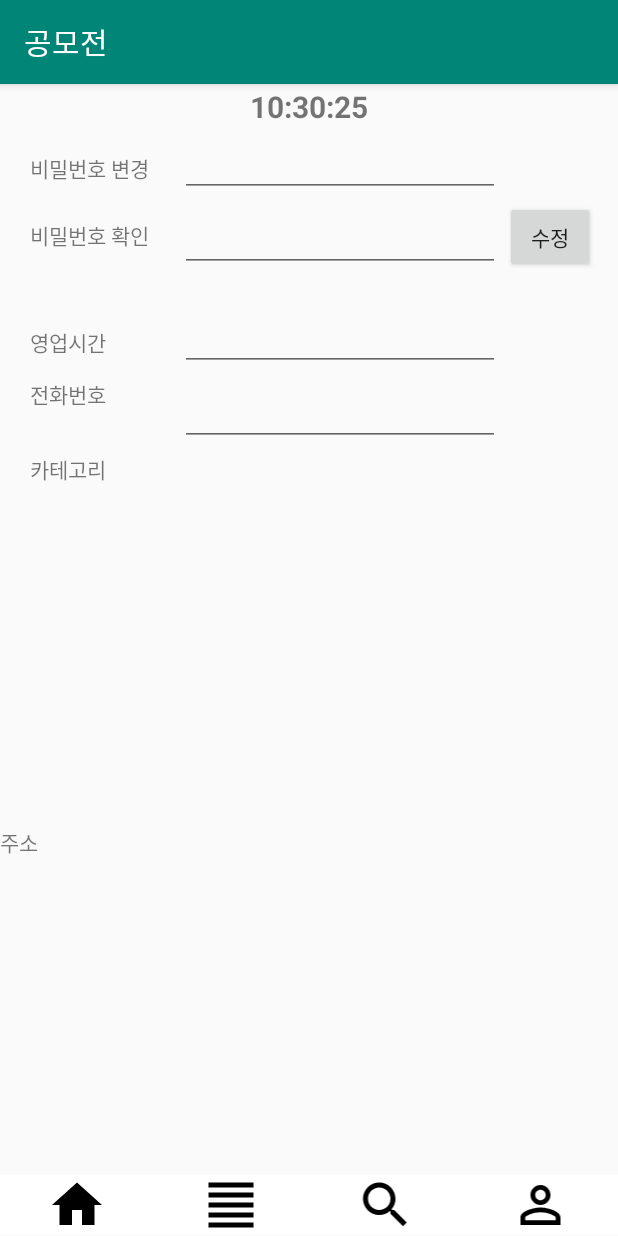
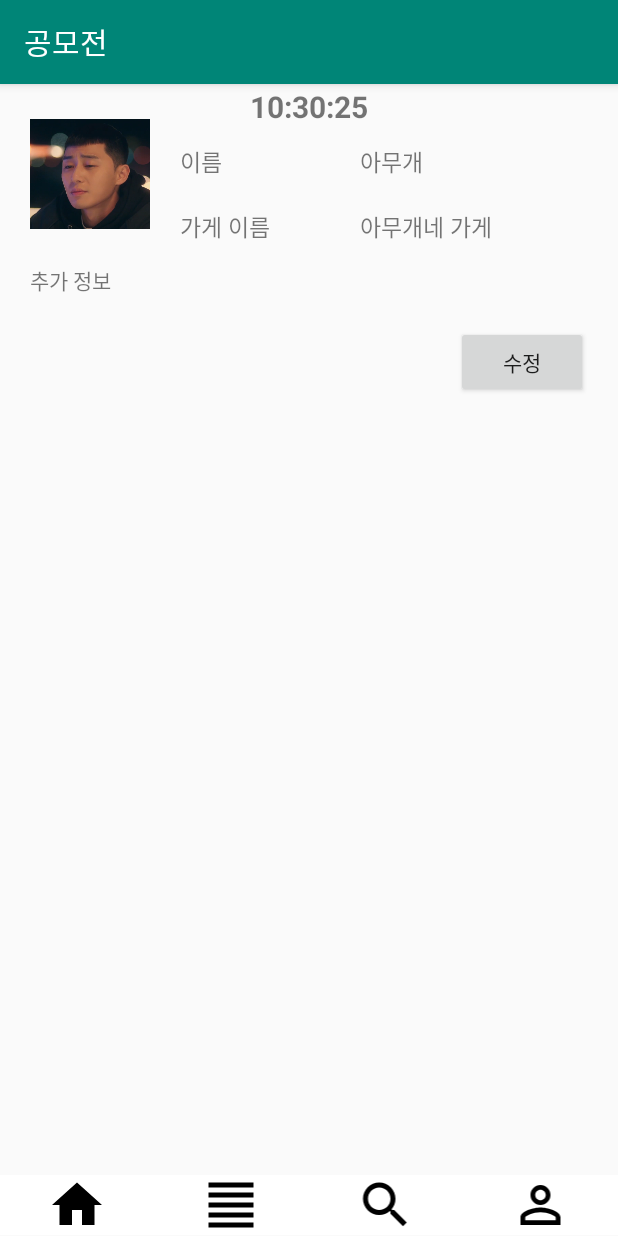
Before and after one commit to VanSubstance/projectTemp, an Android app: the fragment sellerUIInfo placed in its activity, on a phone screen of 412 x 824 dp. Run offline under Robolectric (Android 15) with nearby library versions, the phone set to English and light mode, and no system bars.

Commit message:
판매자 UI 구성
- 판매자 개인정보 UI 수정
- 판매자 개인정보 열람 / 수정 UI 분리
- 창 이동 버튼 기능 활성화

```diff
--- a/app/src/main/java/com/example/contest/sellerUIHome.kt
+++ b/app/src/main/java/com/example/contest/sellerUIHome.kt
@@ -27,7 +27,7 @@ class sellerUIHome : Fragment() {
         val view = inflater.inflate(R.layout.seller_ui_home, container, false)
 
         view.enrollProduct.setOnClickListener {
-            (activity as sellerUIMain).setSellerFrag(11)
+            (activity as sellerUIMain).setSellerFrag(12)
         }
 
         return view
--- a/app/src/main/java/com/example/contest/sellerUIInfo.kt
+++ b/app/src/main/java/com/example/contest/sellerUIInfo.kt
@@ -5,15 +5,16 @@ import android.view.LayoutInflater
 import android.view.View
 import android.view.ViewGroup
 import androidx.fragment.app.Fragment
+import kotlinx.android.synthetic.main.seller_ui_info.view.*
 
 class sellerUIInfo : Fragment() {
 
     override fun onCreateView(inflater: LayoutInflater,container: ViewGroup?,savedInstanceState: Bundle?): View? {
         val view = inflater.inflate(R.layout.seller_ui_info, container, false)
-
-
-
-
+        view.imageUser.setImageResource(R.drawable.test)
+        view.buttonSellerInfoModify.setOnClickListener {
+            (activity as sellerUIMain).setSellerFrag(42)
+        }
         return view
     }
 }
--- a/app/src/main/res/layout/seller_ui_info.xml
+++ b/app/src/main/res/layout/seller_ui_info.xml
@@ -1,121 +1,87 @@
 <?xml version="1.0" encoding="utf-8"?>
-<LinearLayout xmlns:android="http://schemas.android.com/apk/res/android"
+<androidx.constraintlayout.widget.ConstraintLayout
+    xmlns:android="http://schemas.android.com/apk/res/android"
+    xmlns:app="http://schemas.android.com/apk/res-auto"
     xmlns:tools="http://schemas.android.com/tools"
-    android:orientation="vertical"
     android:layout_width="match_parent"
-    android:layout_height="match_parent"
-    >
+    android:layout_height="match_parent">
 
-    <FrameLayout
-        android:layout_width="match_parent"
-        android:layout_height="0dp"
-        android:layout_weight="1"
-        android:layout_marginTop="30dp">
+    <ImageView
+        android:id="@+id/imageUser"
+        app:layout_constraintLeft_toLeftOf="parent"
+        app:layout_constraintTop_toTopOf="parent"
+        android:layout_width="80dp"
+        android:layout_height="80dp"
+        android:layout_marginTop="20dp"
+        android:layout_marginLeft="20dp"
+        tools:srcCompat="@tools:sample/avatars" />
 
     <TextView
-            android:id="@+id/textView7"
+        android:id="@+id/textName"
+        app:layout_constraintLeft_toRightOf="@id/imageUser"
+        app:layout_constraintTop_toTopOf="@id/imageUser"
+        android:layout_width="100dp"
+        android:layout_height="wrap_content"
+        android:layout_marginLeft="20dp"
+        android:layout_marginTop="20dp"
+        android:text="이름"
+        android:textSize="15dp"
+        />
+
+    <TextView
+        android:id="@+id/outputName"
+        app:layout_constraintLeft_toRightOf="@id/textName"
+        app:layout_constraintTop_toTopOf="@id/textName"
         android:layout_width="wrap_content"
         android:layout_height="wrap_content"
         android:layout_marginLeft="20dp"
-            android:layout_marginTop="60dp"
-            android:text="비밀번호 확인" />
+        android:text="아무개"
+        android:textSize="15dp"
+        />
 
     <TextView
-            android:id="@+id/textView"
+        android:id="@+id/textMarketName"
+        app:layout_constraintLeft_toRightOf="@id/imageUser"
+        app:layout_constraintTop_toBottomOf="@id/textName"
+        android:layout_width="100dp"
+        android:layout_height="wrap_content"
+        android:layout_marginLeft="20dp"
+        android:layout_marginTop="20dp"
+        android:text="가게 이름"
+        android:textSize="15dp"
+        />
+
+    <TextView
+        android:id="@+id/outputMarketName"
+        app:layout_constraintLeft_toRightOf="@id/textMarketName"
+        app:layout_constraintTop_toTopOf="@id/textMarketName"
         android:layout_width="wrap_content"
         android:layout_height="wrap_content"
         android:layout_marginLeft="20dp"
-            android:layout_marginTop="15dp"
-            android:text="비밀번호 변경" />
+        android:text="아무개네 가게"
+        android:textSize="15dp"
+        />
 
-        <EditText
-            android:id="@+id/editTextTextPassword"
+    <TextView
+        android:id="@+id/textImprovised"
         android:layout_width="wrap_content"
         android:layout_height="wrap_content"
-            android:layout_marginLeft="120dp"
-            android:ems="10"
-            android:inputType="textPassword" />
+        android:text="추가 정보"
+        app:layout_constraintLeft_toLeftOf="@id/imageUser"
+        app:layout_constraintTop_toBottomOf="@id/imageUser"
+        android:layout_marginTop="20dp"
+        />
 
-        <EditText
-            android:id="@+id/editTextTextPassword3"
+    <Button
+        android:id="@+id/buttonSellerInfoModify"
+        app:layout_constraintTop_toBottomOf="@id/textImprovised"
+        app:layout_constraintRight_toRightOf="parent"
         android:layout_width="wrap_content"
         android:layout_height="wrap_content"
-            android:layout_marginLeft="120dp"
-            android:layout_marginTop="50dp"
-            android:ems="10"
-            android:inputType="textPassword" />
+        android:text="수정"
+        android:layout_marginRight="20dp"
+        android:layout_marginTop="20dp"
+        />
 
-        <Button
-            android:id="@+id/button"
-            android:layout_width="60dp"
-            android:layout_height="wrap_content"
-            android:layout_gravity="bottom|right"
-            android:layout_marginRight="15dp"
-            android:layout_marginBottom="20dp"
-            android:text="수정" />
-    </FrameLayout>
 
-    <FrameLayout
-        android:layout_width="match_parent"
-        android:layout_height="0dp"
-        android:layout_weight="3">
-
-        <TextView
-            android:id="@+id/textView3"
-            android:layout_width="wrap_content"
-            android:layout_height="wrap_content"
-            android:layout_marginLeft="20dp"
-            android:layout_marginTop="50dp"
-            android:text="전화번호" />
-
-        <TextView
-            android:id="@+id/textView4"
-            android:layout_width="wrap_content"
-            android:layout_height="wrap_content"
-            android:layout_marginLeft="20dp"
-            android:layout_marginTop="100dp"
-            android:text="카테고리" />
-
-        <EditText
-            android:id="@+id/editTextPhone"
-            android:layout_width="wrap_content"
-            android:layout_height="wrap_content"
-            android:layout_marginLeft="120dp"
-            android:layout_marginTop="50dp"
-            android:ems="10"
-            android:inputType="phone" />
-
-        <EditText
-            android:id="@+id/editTextTime"
-            android:layout_width="wrap_content"
-            android:layout_height="wrap_content"
-            android:layout_marginLeft="120dp"
-            android:ems="10"
-            android:inputType="time" />
-
-        <FrameLayout
-            android:layout_width="match_parent"
-            android:layout_height="49dp">
-
-            <TextView
-                android:id="@+id/textView2"
-                android:layout_width="wrap_content"
-                android:layout_height="wrap_content"
-                android:layout_marginLeft="20dp"
-                android:layout_marginTop="15dp"
-                android:text="영업시간" />
-        </FrameLayout>
-    </FrameLayout>
-
-    <FrameLayout
-        android:layout_width="match_parent"
-        android:layout_height="0dp"
-        android:layout_weight="2">
-
-        <TextView
-            android:id="@+id/textView8"
-            android:layout_width="wrap_content"
-            android:layout_height="wrap_content"
-            android:text="주소" />
-    </FrameLayout>
-</LinearLayout>
+</androidx.constraintlayout.widget.ConstraintLayout>
```
Also changed, not shown: app/src/main/java/com/example/contest/sellerUIInfoModify.kt (added, +20 -0 lines), app/src/main/java/com/example/contest/sellerUIMain.kt (+13 -10 lines), app/src/main/res/layout/seller_ui_info_modify.xml (added, +221 -0 lines), app/src/main/res/drawable/test.png (added). Lines whose indentation alone changed are shown as unchanged.
